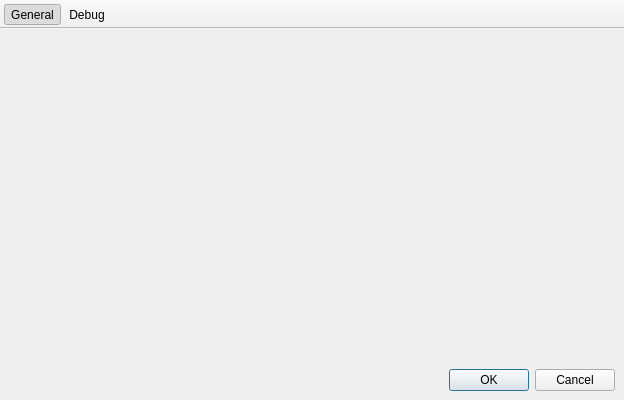
First picture: the form in src/browser/PreferencesDialog.ui, repository axr/browser, before the edit.
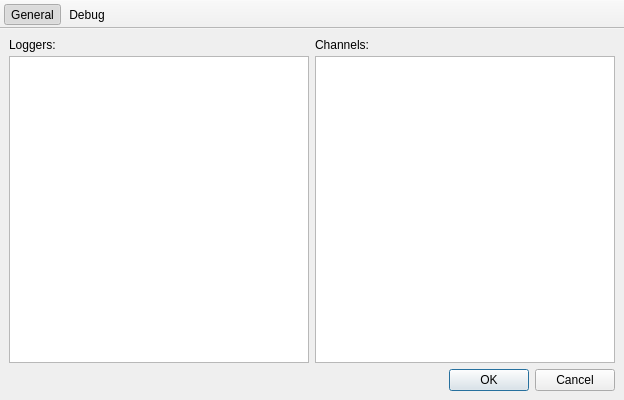
Second picture: the form after the edit. The open tabs and pages were chosen to show the change. Icons and pictures are not drawn.

Commit message:
Provide the ability for the browser to use multiple loggers.
This is easily possible due to core's recently added logging framework;
browser will now instantiate a few different loggers that the user can
enable or disable in preferences, as well as control which channels
they log.

It is now possible, for example, to log all channels to the standard
output in addition to the log window, one, both, with certain channels
send to one logger and others to another, in any combination desirable.

```diff
--- a/src/browser/PreferencesDialog.ui
+++ b/src/browser/PreferencesDialog.ui
@@ -80,10 +80,47 @@
        </layout>
       </widget>
       <widget class="QWidget" name="debugPage">
-       <layout class="QFormLayout" name="formLayout_2">
-        <property name="fieldGrowthPolicy">
-         <enum>QFormLayout::FieldsStayAtSizeHint</enum>
+       <layout class="QGridLayout" name="gridLayout">
+        <property name="verticalSpacing">
+         <number>4</number>
         </property>
+        <property name="margin">
+         <number>0</number>
+        </property>
+        <item row="0" column="0">
+         <widget class="QLabel" name="labelLoggers">
+          <property name="text">
+           <string>Loggers:</string>
+          </property>
+         </widget>
+        </item>
+        <item row="0" column="1">
+         <widget class="QLabel" name="labelChannels">
+          <property name="text">
+           <string>Channels:</string>
+          </property>
+         </widget>
+        </item>
+        <item row="1" column="0">
+         <widget class="QListWidget" name="listWidgetLoggers">
+          <property name="verticalScrollMode">
+           <enum>QAbstractItemView::ScrollPerPixel</enum>
+          </property>
+          <property name="horizontalScrollMode">
+           <enum>QAbstractItemView::ScrollPerPixel</enum>
+          </property>
+         </widget>
+        </item>
+        <item row="1" column="1">
+         <widget class="QListWidget" name="listWidgetLoggerChannels">
+          <property name="verticalScrollMode">
+           <enum>QAbstractItemView::ScrollPerPixel</enum>
+          </property>
+          <property name="horizontalScrollMode">
+           <enum>QAbstractItemView::ScrollPerPixel</enum>
+          </property>
+         </widget>
+        </item>
        </layout>
       </widget>
      </widget>
```
Left out of the diff: 36 changed lines with no effect on the pictures. The commit also changes 7 other files.
